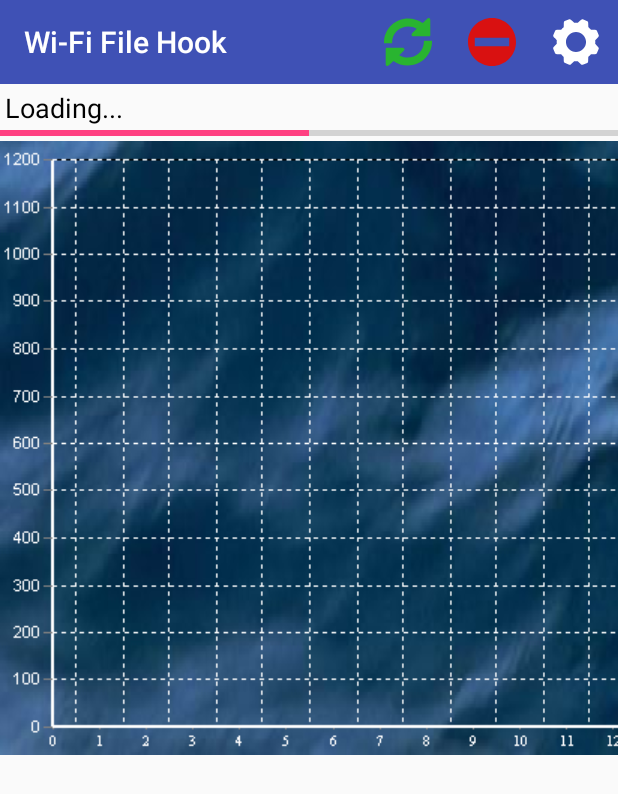
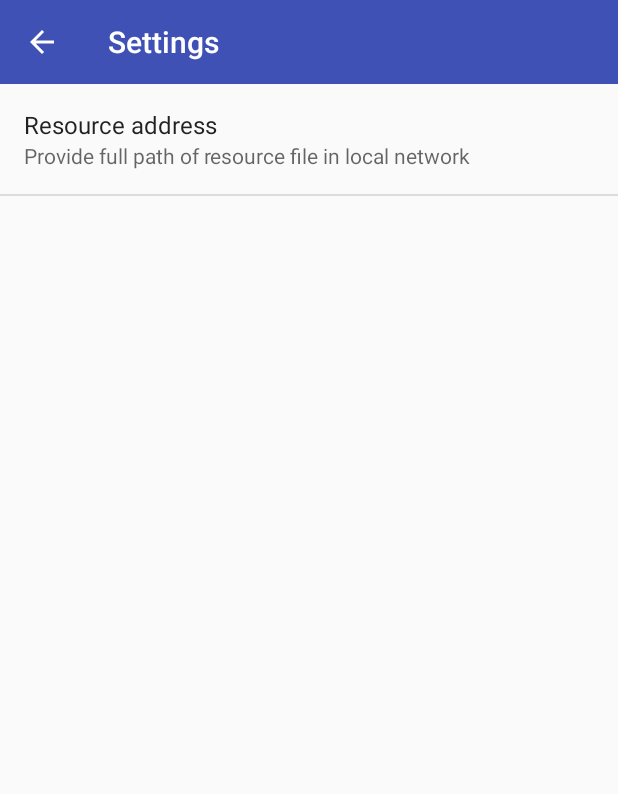
Before and after one commit to Meosit/Wi-Fi-File-Hook, an Android app: the screen it shows after launch (MainActivity before the commit, SettingsActivity after it), after a tap on "Settings", on a phone screen of 412 x 824 dp. Shown: the top 794 px of the screen. Run offline under Robolectric (Android 15) with nearby library versions, the phone set to English and light mode, and no system bars; libraries missing offline, so code that uses them is left out: uk.co.senab; 1 statement that could not run was skipped.

Commit message:
Settings activity added

```diff
--- a/app/src/main/java/by/mksn/wififilehook/activity/MainActivity.java
+++ b/app/src/main/java/by/mksn/wififilehook/activity/MainActivity.java
@@ -1,5 +1,7 @@
 package by.mksn.wififilehook.activity;
 
+import android.content.Intent;
+import android.content.SharedPreferences;
 import android.os.Bundle;
 import android.support.v7.app.AppCompatActivity;
 import android.support.v7.widget.Toolbar;
@@ -8,10 +10,13 @@ import android.view.MenuItem;
 import android.widget.ImageView;
 import android.widget.ProgressBar;
 import android.widget.TextView;
+import android.widget.Toast;
 
 import by.mksn.wififilehook.R;
 import by.mksn.wififilehook.task.UpdateGraphTask;
 import uk.co.senab.photoview.PhotoViewAttacher;
+
+import static android.preference.PreferenceManager.getDefaultSharedPreferences;
 
 public class MainActivity extends AppCompatActivity {
 
@@ -35,8 +40,16 @@ public class MainActivity extends AppCompatActivity {
         overviewZoomer = new PhotoViewAttacher(graphOverviewImage);
 
         toolbar = (Toolbar) findViewById(R.id.activity_main_toolbar); // Attaching the layout to the toolbar object
-        toolbar.setTitleTextColor(android.graphics.Color.WHITE);
+        //toolbar.setTitleTextColor(android.graphics.Color.WHITE);
         setSupportActionBar(toolbar);
+
+
+        loadSettings();
+    }
+
+    private void loadSettings() {
+        SharedPreferences sharedPreferences = getDefaultSharedPreferences(getApplicationContext());
+        filePath = sharedPreferences.getString(PREF_FILE_PATH, "");
     }
 
 
@@ -50,6 +63,9 @@ public class MainActivity extends AppCompatActivity {
     public boolean onOptionsItemSelected(MenuItem item) {
         switch (item.getItemId()) {
             case R.id.action_settings:
+                startActivityForResult(
+                        new Intent(MainActivity.this, SettingsActivity.class),
+                        SettingsActivity.REQUEST_CODE);
                 return true;
             case R.id.action_stop:
                 return true;
@@ -60,4 +76,13 @@ public class MainActivity extends AppCompatActivity {
         return super.onOptionsItemSelected(item);
     }
 
+    @Override
+    protected void onActivityResult(int requestCode, int resultCode, Intent data) {
+        if (resultCode == RESULT_OK) {
+            loadSettings();
+            Toast.makeText(getApplicationContext(), R.string.activity_main_message_info_settings_updated, Toast.LENGTH_LONG).show();
+        }
+    }
+
+
 }
--- /dev/null
+++ b/app/src/main/java/by/mksn/wififilehook/activity/SettingsActivity.java
@@ -0,0 +1,58 @@
+package by.mksn.wififilehook.activity;
+
+import android.content.SharedPreferences;
+import android.os.Bundle;
+import android.preference.PreferenceFragment;
+import android.support.v7.app.AppCompatActivity;
+import android.support.v7.widget.Toolbar;
+import android.view.MenuItem;
+
+import by.mksn.wififilehook.R;
+
+import static android.preference.PreferenceManager.getDefaultSharedPreferences;
+
+public class SettingsActivity extends AppCompatActivity {
+
+    public static final int REQUEST_CODE = 0x6002;
+
+    @Override
+    public void onCreate(Bundle savedInstanceState) {
+        super.onCreate(savedInstanceState);
+        setContentView(R.layout.activity_settings);
+        setResult(RESULT_CANCELED);
+
+        getDefaultSharedPreferences(getApplicationContext()).
+                registerOnSharedPreferenceChangeListener(new SharedPreferences.OnSharedPreferenceChangeListener() {
+                    @Override
+                    public void onSharedPreferenceChanged(SharedPreferences sharedPreferences, String s) {
+                        setResult(RESULT_OK);
+                    }
+                });
+
+
+        Toolbar toolbar = (Toolbar) findViewById(R.id.settings_toolbar);
+        //toolbar.setTitleTextColor(android.graphics.Color.WHITE);
+        setSupportActionBar(toolbar);
+        getSupportActionBar().setDisplayHomeAsUpEnabled(true);
+
+        getFragmentManager().beginTransaction().replace(R.id.settings_container,
+                new SettingsFragment()).commit();
+    }
+
+    @Override
+    public boolean onOptionsItemSelected(MenuItem item) {
+        if (item.getItemId() == android.R.id.home) {
+            onBackPressed();
+            return true;
+        }
+        return super.onOptionsItemSelected(item);
+    }
+
+    public static class SettingsFragment extends PreferenceFragment {
+        @Override
+        public void onCreate(Bundle savedInstanceState) {
+            super.onCreate(savedInstanceState);
+            addPreferencesFromResource(R.xml.preferences);
+        }
+    }
+}
--- a/app/src/main/res/layout/activity_main.xml
+++ b/app/src/main/res/layout/activity_main.xml
@@ -11,6 +11,7 @@
         android:layout_width="match_parent"
         android:layout_height="wrap_content"
         android:background="@color/colorPrimary"
+        android:theme="@style/AppTheme.AppBarOverlay"
         >
     </android.support.v7.widget.Toolbar>
 
@@ -21,48 +22,48 @@
         android:background="@color/colorPrimary" />
 
     <TextView
+        android:id="@+id/activity.main.value.status"
         android:layout_width="match_parent"
         android:layout_height="wrap_content"
+        android:layout_alignParentEnd="true"
+        android:layout_alignParentLeft="true"
+        android:layout_alignParentRight="true"
+        android:layout_alignParentStart="true"
+        android:layout_below="@+id/activity.main.toolbar"
+        android:paddingLeft="3dp"
+        android:paddingRight="3dp"
+        android:paddingTop="3dp"
+        android:text="Loading..."
         android:textAppearance="?android:attr/textAppearanceMedium"
-        android:text="Loading..."
-        android:id="@+id/activity.main.value.status"
         android:textColor="@android:color/black"
-        android:textSize="18sp"
-        android:layout_below="@+id/activity.main.toolbar"
-        android:layout_alignParentLeft="true"
-        android:layout_alignParentStart="true"
-        android:layout_alignParentRight="true"
-        android:layout_alignParentEnd="true"
-        android:paddingTop="3dp"
-        android:paddingLeft="3dp"
-        android:paddingRight="3dp" />
+        android:textSize="18sp" />
 
     <ProgressBar
+        android:id="@+id/activity.main.progress"
         style="?android:attr/progressBarStyleHorizontal"
         android:layout_width="wrap_content"
         android:layout_height="10dp"
-        android:id="@+id/activity.main.progress"
+        android:layout_alignParentEnd="true"
+        android:layout_alignParentLeft="true"
+        android:layout_alignParentRight="true"
+        android:layout_alignParentStart="true"
         android:layout_below="@+id/activity.main.value.status"
-        android:layout_alignParentLeft="true"
-        android:layout_alignParentStart="true"
-        android:layout_alignParentRight="true"
-        android:layout_alignParentEnd="true"
         android:indeterminate="false"
-        android:visibility="visible"
         android:max="100"
-        android:progress="50" />
+        android:progress="50"
+        android:visibility="visible" />
 
     <ImageView
+        android:id="@+id/activity.main.graph"
         android:layout_width="wrap_content"
         android:layout_height="wrap_content"
-        android:id="@+id/activity.main.graph"
+        android:layout_alignParentBottom="true"
+        android:layout_alignParentEnd="true"
+        android:layout_alignParentLeft="true"
+        android:layout_alignParentRight="true"
+        android:layout_alignParentStart="true"
         android:layout_below="@+id/activity.main.progress"
-        android:layout_alignParentLeft="true"
-        android:layout_alignParentStart="true"
-        android:layout_alignParentBottom="true"
-        android:layout_alignParentRight="true"
-        android:layout_alignParentEnd="true"
-        android:src="@drawable/overview"
-        android:scaleType="matrix" />
+        android:scaleType="matrix"
+        android:src="@drawable/overview" />
 
 </RelativeLayout>
--- /dev/null
+++ b/app/src/main/res/layout/activity_settings.xml
@@ -0,0 +1,19 @@
+<?xml version="1.0" encoding="utf-8"?>
+<RelativeLayout xmlns:android="http://schemas.android.com/apk/res/android"
+    android:layout_width="match_parent"
+    android:layout_height="match_parent">
+
+    <android.support.v7.widget.Toolbar xmlns:android="http://schemas.android.com/apk/res/android"
+        android:id="@+id/settings.toolbar"
+        android:layout_width="match_parent"
+        android:layout_height="?attr/actionBarSize"
+        android:background="?attr/colorPrimary"
+        android:theme="@style/AppTheme.AppBarOverlay" />
+
+
+    <FrameLayout
+        android:id="@+id/settings.container"
+        android:layout_width="match_parent"
+        android:layout_height="match_parent"
+        android:layout_below="@+id/settings.toolbar" />
+</RelativeLayout>
--- a/app/src/main/res/values/strings.xml
+++ b/app/src/main/res/values/strings.xml
@@ -20,4 +20,6 @@
     <string name="settings.file_path.summary">Provide full path of resource file in local network</string>
     <string name="settings.file_path.title">Resource address</string>
     <string name="settings.file_path.hint">192.168.1.1/Share/test.csv</string>
+    <string name="settings.title">Settings</string>
+    <string name="activity.main.message.info.settings_updated">Settings has been updated</string>
 </resources>
--- a/app/src/main/res/values/styles.xml
+++ b/app/src/main/res/values/styles.xml
@@ -17,4 +17,6 @@
         <item name="android:background">?attr/selectableItemBackground</item>
     </style>
 
+    <style name="AppTheme.AppBarOverlay" parent="ThemeOverlay.AppCompat.Dark.ActionBar" />
+
 </resources>
```
Also changed, not shown: app/src/main/AndroidManifest.xml (+5 -2 lines).
